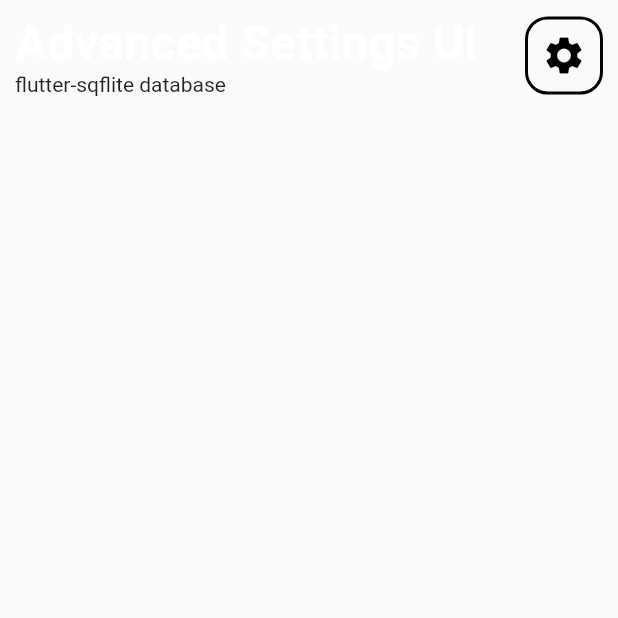
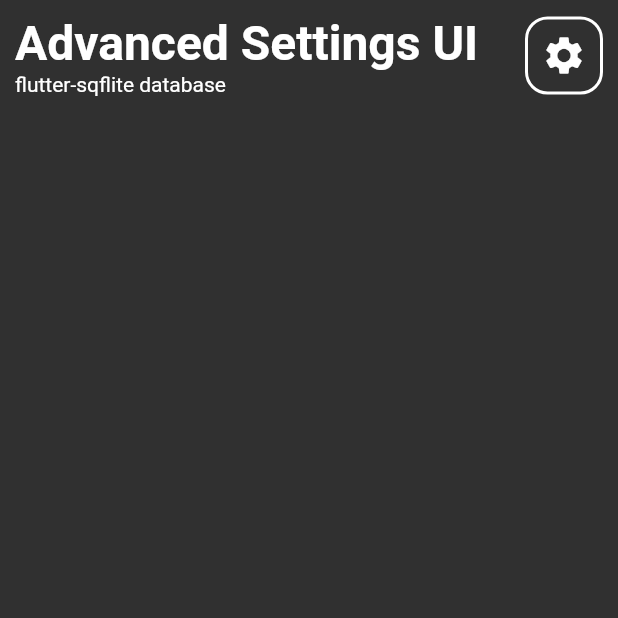
Before and after one commit to navodRathnayake/Advanced-Settings, a Flutter app: the screen it shows after launch, on a phone screen of 412 x 824 dp, the top half of it. Run offline on Flutter 3.47's test engine with Material 2 defaults, Android fonts, the phone set to English and light mode, and no system bars.

Commit message:
finalixed UI development for v1.0.0

```diff
--- a/lib/Activity/HomeActivity.dart
+++ b/lib/Activity/HomeActivity.dart
@@ -3,7 +3,8 @@ import 'package:setting/Custom%20Widgets/CustomizedSettingsIcon.dart';
 import 'package:setting/Custom%20Widgets/Vertical&HorizontalSpace.dart';
 
 class HomeActivity extends StatefulWidget {
-  const HomeActivity({super.key});
+  ThemeData themedata;
+  HomeActivity({super.key, required this.themedata});
 
   @override
   State<HomeActivity> createState() => _HomeActivityState();
--- a/lib/Custom Widgets/CustomizedSettingsIcon.dart
+++ b/lib/Custom Widgets/CustomizedSettingsIcon.dart
@@ -16,7 +16,9 @@ class CustomizedSettingsIcon extends StatelessWidget {
           color: themedata.primaryColor,
           size: 30,
         ),
-        onPressed: () {},
+        onPressed: () {
+          Navigator.pushNamed(context, 'settings');
+        },
       ),
     );
   }
--- a/lib/Theme/TextTheme.dart
+++ b/lib/Theme/TextTheme.dart
@@ -13,6 +13,8 @@ TextTheme defaultLight = const TextTheme(
       TextStyle(color: Colors.black, fontWeight: FontWeight.w700, fontSize: 24),
   headline6:
       TextStyle(color: Colors.black, fontWeight: FontWeight.w700, fontSize: 22),
+  subtitle1:
+      TextStyle(color: Colors.grey, fontWeight: FontWeight.w100, fontSize: 12),
 );
 
 TextTheme smallLight = const TextTheme(
@@ -28,6 +30,8 @@ TextTheme smallLight = const TextTheme(
       TextStyle(color: Colors.black, fontWeight: FontWeight.w700, fontSize: 14),
   headline6:
       TextStyle(color: Colors.black, fontWeight: FontWeight.w700, fontSize: 12),
+  subtitle1:
+      TextStyle(color: Colors.grey, fontWeight: FontWeight.w100, fontSize: 12),
 );
 
 TextTheme defaultDark = const TextTheme(
@@ -43,6 +47,8 @@ TextTheme defaultDark = const TextTheme(
       TextStyle(color: Colors.white, fontWeight: FontWeight.w700, fontSize: 24),
   headline6:
       TextStyle(color: Colors.white, fontWeight: FontWeight.w700, fontSize: 22),
+  subtitle1:
+      TextStyle(color: Colors.grey, fontWeight: FontWeight.w100, fontSize: 12),
 );
 
 TextTheme smallDark = const TextTheme(
@@ -58,4 +64,6 @@ TextTheme smallDark = const TextTheme(
       TextStyle(color: Colors.white, fontWeight: FontWeight.w700, fontSize: 14),
   headline6:
       TextStyle(color: Colors.white, fontWeight: FontWeight.w700, fontSize: 12),
+  subtitle1:
+      TextStyle(color: Colors.grey, fontWeight: FontWeight.w100, fontSize: 12),
 );
--- a/lib/Theme/UIThemeMode.dart
+++ b/lib/Theme/UIThemeMode.dart
@@ -5,9 +5,9 @@ class UIThemeMode {
   static ThemeData lightTheme(double screenWidth) {
     return ThemeData(
       brightness: Brightness.light,
-      textTheme: screenWidth < 750 ? smallLight : defaultDark,
+      textTheme: screenWidth < 750 ? smallLight : defaultLight,
       primaryColor: Colors.black,
-      secondaryHeaderColor: Colors.amber,
+      secondaryHeaderColor: Colors.grey,
       iconTheme: const IconThemeData(color: Colors.black),
     );
   }
@@ -17,7 +17,7 @@ class UIThemeMode {
         brightness: Brightness.dark,
         textTheme: screenWidth < 750 ? smallDark : defaultDark,
         primaryColor: Colors.white,
-        secondaryHeaderColor: Colors.blueAccent,
+        secondaryHeaderColor: Colors.grey,
         iconTheme: const IconThemeData(color: Colors.white));
   }
 }
--- a/lib/main.dart
+++ b/lib/main.dart
@@ -1,6 +1,7 @@
 import 'dart:ui';
 import 'package:flutter/material.dart';
 import 'package:setting/Activity/HomeActivity.dart';
+import 'package:setting/Activity/SettingsActivity.dart';
 import 'package:setting/Theme/UIThemeMode.dart';
 
 void main() {
@@ -13,12 +14,18 @@ class MyApp extends StatelessWidget {
   @override
   Widget build(BuildContext context) {
     double screenWidth = window.physicalSize.width;
+    ThemeData themedata = Theme.of(context);
     return MaterialApp(
-        title: 'Advanced Settings',
-        theme: UIThemeMode.lightTheme(screenWidth),
-        darkTheme: UIThemeMode.darkTheme(screenWidth),
-        themeMode: ThemeMode.light,
-        home: const HomeActivity(),
-        debugShowCheckedModeBanner: false);
+      title: 'Advanced Settings',
+      theme: UIThemeMode.lightTheme(screenWidth),
+      darkTheme: UIThemeMode.darkTheme(screenWidth),
+      themeMode: ThemeMode.dark,
+      home: HomeActivity(themedata: themedata),
+      debugShowCheckedModeBanner: false,
+      routes: <String, WidgetBuilder>{
+        'settings': (context) => SettingsActivty(themedata: themedata),
+        'home': (context) => HomeActivity(themedata: themedata)
+      },
+    );
   }
 }
```
